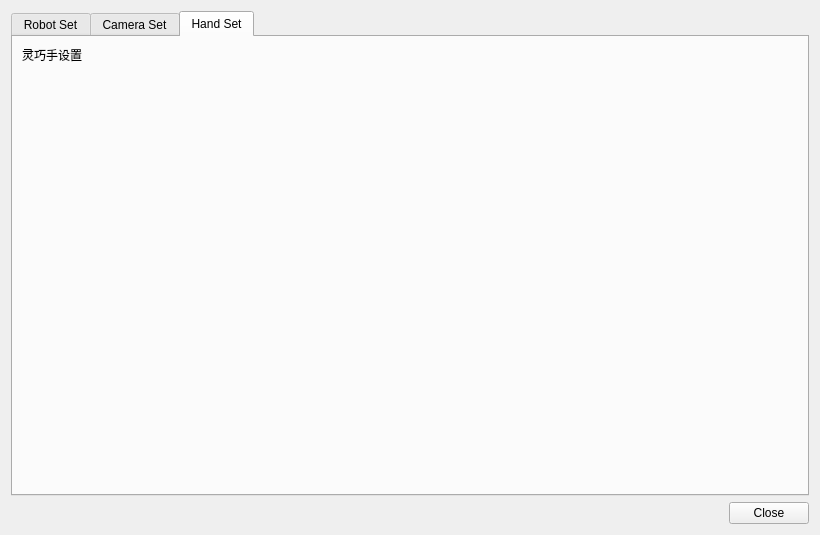
Old version of the form src/ui/settings_window.ui in the repository FAN0909/master-slave-tracking-control.
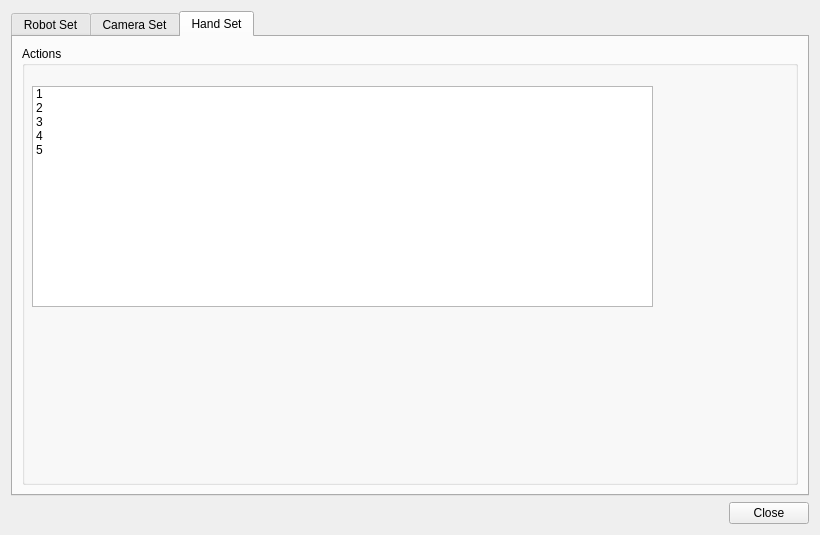
New version of the form. The open tabs and pages were chosen to show the change.

Patch:
```diff
--- a/src/ui/settings_window.ui
+++ b/src/ui/settings_window.ui
@@ -150,25 +150,47 @@
       </attribute>
       <layout class="QVBoxLayout" name="verticalLayout_hand">
        <item>
-        <widget class="QLabel" name="label_hand">
-         <property name="text">
-          <string>灵巧手设置</string>
+        <widget class="QGroupBox" name="groupBox_3">
+         <property name="title">
+          <string>Actions</string>
          </property>
+         <widget class="QListWidget" name="listWidget_hand_actions">
+          <property name="geometry">
+           <rect>
+            <x>10</x>
+            <y>40</y>
+            <width>621</width>
+            <height>221</height>
+           </rect>
+          </property>
+          <item>
+           <property name="text">
+            <string>1</string>
+           </property>
+          </item>
+          <item>
+           <property name="text">
+            <string>2</string>
+           </property>
+          </item>
+          <item>
+           <property name="text">
+            <string>3</string>
+           </property>
+          </item>
+          <item>
+           <property name="text">
+            <string>4</string>
+           </property>
+          </item>
+          <item>
+           <property name="text">
+            <string>5</string>
+           </property>
+          </item>
+         </widget>
         </widget>
        </item>
-       <item>
-        <spacer name="spacer_hand">
-         <property name="orientation">
-          <enum>Qt::Orientation::Vertical</enum>
-         </property>
-         <property name="sizeHint" stdset="0">
-          <size>
-           <width>20</width>
-           <height>200</height>
-          </size>
-         </property>
-        </spacer>
-       </item>
       </layout>
      </widget>
     </widget>
```
Left out of the diff: 6 changed lines with no effect on the pictures.
